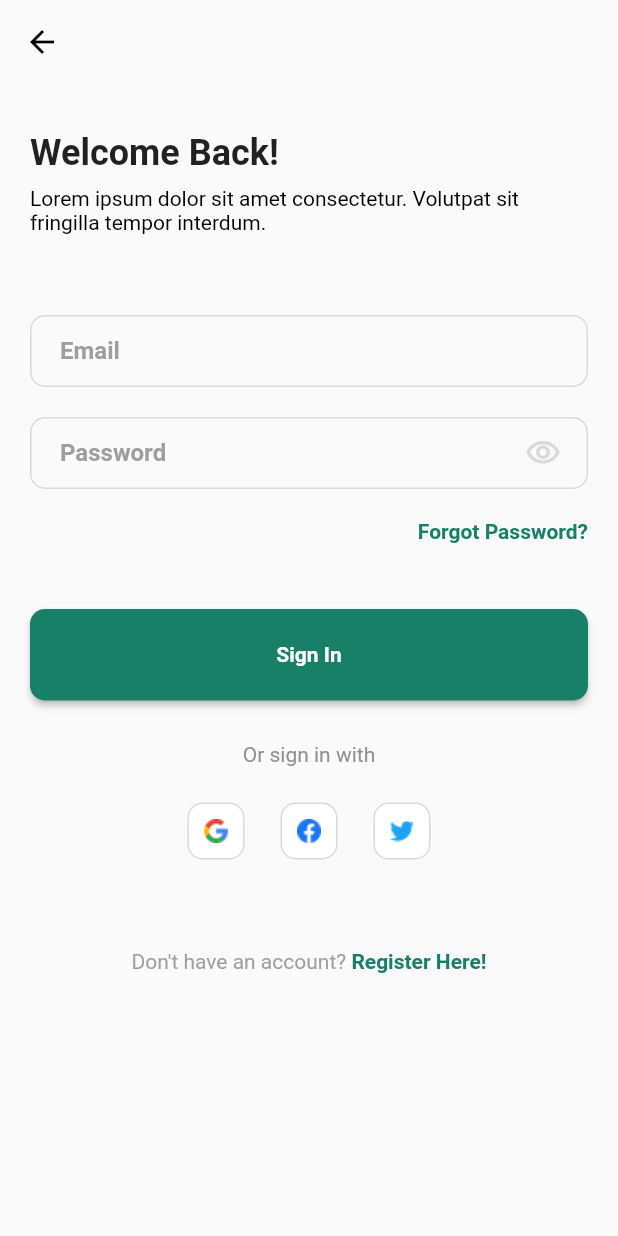
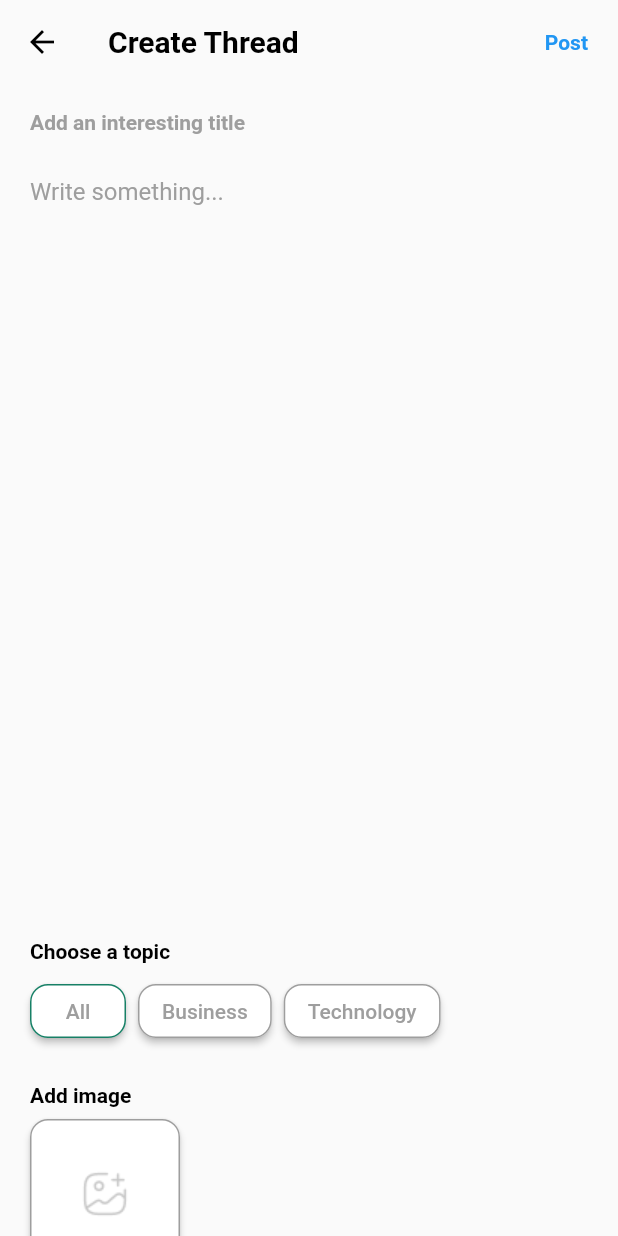
Before and after one commit to ChaRum-Capstone-Project-Batch-3/Mobile, a Flutter app: the screen it shows after launch, on a phone screen of 412 x 824 dp. Run offline on Flutter 3.47's test engine with Material 2 defaults, Android fonts, the light colour scheme and no system bars; our stand-ins replace multi_select_flutter.

Commit message:
feat: add create thread flow screen

```diff
--- /dev/null
+++ b/lib/create_thread_screen.dart
@@ -0,0 +1,281 @@
+import 'package:fgd_flutter/thread_label_modal.dart';
+import 'package:flutter/material.dart';
+import 'package:multi_select_flutter/multi_select_flutter.dart';
+
+class Topic {
+  Topic({
+    required this.id,
+    required this.name,
+  });
+
+  final int id;
+  final String name;
+}
+
+class CreateThread extends StatefulWidget {
+  const CreateThread({super.key});
+
+  @override
+  State<CreateThread> createState() => _CreateThreadState();
+}
+
+class _CreateThreadState extends State<CreateThread> {
+  static List<Topic> _topics = [
+    Topic(id: 1, name: "Business"),
+    Topic(id: 2, name: "Technology"),
+    Topic(id: 3, name: "Games"),
+    Topic(id: 4, name: "Education"),
+    Topic(id: 5, name: "Movie"),
+    Topic(id: 6, name: "Travel"),
+    Topic(id: 7, name: "Music"),
+    Topic(id: 8, name: "Horror"),
+    Topic(id: 9, name: "Fashion"),
+    Topic(id: 10, name: "Animal"),
+    Topic(id: 11, name: "Art"),
+    Topic(id: 12, name: "Food"),
+  ];
+  final _items = _topics
+      .map((topic) => MultiSelectItem<Topic>(topic, topic.name))
+      .toList();
+  List<Topic> _selectedTopics = [];
+  final _multiSelectKey = GlobalKey<FormFieldState>();
+
+  @override
+  void initState() {
+    _selectedTopics = _topics;
+    super.initState();
+  }
+
+  bool _hasBeenPressed = false;
+
+  @override
+  Widget build(BuildContext context) {
+    return Scaffold(
+      appBar: AppBar(
+        leading: const Icon(
+          Icons.arrow_back,
+          color: Colors.black,
+        ),
+        title: const Text(
+          'Create Thread',
+          style: TextStyle(
+            color: Colors.black,
+            fontWeight: FontWeight.bold,
+          ),
+        ),
+        actions: [
+          InkWell(
+            hoverColor: Colors.transparent,
+            focusColor: Colors.transparent,
+            highlightColor: Colors.transparent,
+            // splashColor: Colors.transparent,
+            onTap: () {},
+            child: const Padding(
+              padding: EdgeInsets.only(right: 20, left: 20),
+              child: Align(
+                alignment: Alignment.center,
+                child: Text(
+                  'Post',
+                  style: TextStyle(
+                    color: Colors.blue,
+                    fontWeight: FontWeight.bold,
+                  ),
+                ),
+              ),
+            ),
+          )
+        ],
+        shadowColor: Colors.transparent,
+        backgroundColor: Colors.transparent,
+      ),
+      body: SingleChildScrollView(
+        child: Padding(
+          padding: const EdgeInsets.symmetric(horizontal: 20),
+          child: Form(
+            // key: _formKey,
+            autovalidateMode: AutovalidateMode.onUserInteraction,
+            child: Column(
+              crossAxisAlignment: CrossAxisAlignment.start,
+              mainAxisAlignment: MainAxisAlignment.start,
+              children: [
+                Container(
+                  height: 40,
+                  child: const TextField(
+                    style: TextStyle(
+                      fontSize: 16,
+                      fontWeight: FontWeight.bold,
+                    ),
+                    decoration: InputDecoration(
+                      border: InputBorder.none,
+                      hintText: 'Add an interesting title',
+                      hintStyle: TextStyle(
+                        color: Colors.grey,
+                        fontSize: 14,
+                        fontWeight: FontWeight.bold,
+                      ),
+                    ),
+                    maxLines: null,
+                    keyboardType: TextInputType.multiline,
+                  ),
+                ),
+                const SizedBox(height: 8,),
+                Container(
+                  height: 474,
+                  child: const TextField(
+                    decoration: InputDecoration(
+                      border: InputBorder.none,
+                      hintText: 'Write something...',
+                      hintStyle: TextStyle(
+                        color: Colors.grey,
+                        fontSize: 16,
+                      ),
+                    ),
+                    maxLines: null,
+                    keyboardType: TextInputType.multiline,
+                  ),
+                ),
+                const SizedBox(height: 36,),
+                Container(
+                  padding: const EdgeInsets.only(top: 12),
+                  child: const Align(
+                    alignment: Alignment.topLeft,
+                    child: Text(
+                      'Choose a topic',
+                      style: TextStyle(
+                        color: Colors.black,
+                        fontSize: 14,
+                        fontWeight: FontWeight.bold,
+                      ),
+                      textAlign: TextAlign.start,
+                    ),
+                  ),
+                ),
+                const SizedBox(height: 8,),
+                // MultiSelectDialogField(
+                //   // chipDisplay:,
+                //   items: _topics.map((e) => MultiSelectItem(e, e.name)).toList(),
+                //   listType: MultiSelectListType.CHIP,
+                //   onConfirm: (values) {
+                //     // _selectedTopics = values;
+                //   },
+                // ),
+                Row(
+                  children: [
+                    ElevatedButton(
+                      child: Text(
+                        'All',
+                        style: TextStyle(
+                          color: _hasBeenPressed ? Colors.white : Colors.grey,
+                        ),
+                      ),
+                      style: ElevatedButton.styleFrom(
+                        side: BorderSide(
+                          color: const Color(0XFF178066),
+                          width: 1,
+                        ),
+                        backgroundColor: _hasBeenPressed ? const Color(0XFF178066) : Colors.white,
+                        shape: RoundedRectangleBorder(
+                          borderRadius: BorderRadius.circular(12.0),
+                        ),
+                      ),
+                      onPressed: () => {
+                        setState(() {
+                          _hasBeenPressed = !_hasBeenPressed;
+                        }),
+                        showModalBottomSheet(
+                          shape: const RoundedRectangleBorder(
+                            borderRadius: BorderRadius.vertical(
+                              top: Radius.circular(20),
+                            )
+                          ),
+                          context: context,
+                          builder: (context) {
+                            return const TopicBottomModal();
+                          },
+                        )
+                      },
+                    ),
+                    const SizedBox(width: 8,),
+                    ChipButton('Business',),
+                    ChipButton('Technology',),
+                  ],
+                ),
+                const SizedBox(height: 12,),
+                Container(
+                  padding: const EdgeInsets.only(top: 12),
+                  child: const Align(
+                    alignment: Alignment.topLeft,
+                    child: Text(
+                      'Add image',
+                      style: TextStyle(
+                        color: Colors.black,
+                        fontSize: 14,
+                        fontWeight: FontWeight.bold,
+                      ),
+                      textAlign: TextAlign.start,
+                    ),
+                  ),
+                ),
+                const SizedBox(height: 8,),
+                Container(
+                  height: 100,
+                  width: 100,
+                  child: ElevatedButton(
+                    style: ElevatedButton.styleFrom(
+                      primary: Colors.white,
+                      side: const BorderSide(
+                        color: Colors.grey,
+                        style: BorderStyle.solid,
+                        width: 1,
+                      ),
+                      shape: RoundedRectangleBorder(
+                        borderRadius: BorderRadius.circular(12.0),
+                      ),
+                    ),
+                    onPressed: () {},
+                    child: const Image(
+                      image: AssetImage('assets/Upload.png'),
+                    ),
+                  ),
+                ),
+                const SizedBox(height: 60,),
+
+              ],
+            ),
+          )
+        )
+      ),
+    );
+  }
+
+Row ChipButton(name) {
+    return Row(
+      children: [
+        ElevatedButton(
+          child: Text(
+            '$name',
+            style: TextStyle(
+              color: _hasBeenPressed ? Colors.white : Colors.grey,
+            ),
+          ),
+          style: ElevatedButton.styleFrom(
+            side: BorderSide(
+              color: _hasBeenPressed ? const Color(0XFF178066) : Colors.grey,
+              width: 1,
+            ),
+            backgroundColor: _hasBeenPressed ? const Color(0XFF178066) : Colors.white,
+            shape: RoundedRectangleBorder(
+              borderRadius: BorderRadius.circular(12.0),
+            ),
+          ),
+          onPressed: () => {
+            setState(() {
+              _hasBeenPressed = !_hasBeenPressed;
+            })
+          },
+        ),
+        const SizedBox(width: 8,),
+      ],
+    );
+  }
+}
--- a/lib/main.dart
+++ b/lib/main.dart
@@ -1,3 +1,4 @@
+import 'package:fgd_flutter/create_thread_screen.dart';
 import 'package:fgd_flutter/login_screen.dart';
 import 'package:flutter/material.dart';
 
@@ -13,7 +14,7 @@ class MyApp extends StatelessWidget {
   Widget build(BuildContext context) {
     return MaterialApp(
       title: 'Flutter Demo',
-      home: const LoginScreen(),
+      home: const CreateThread(),
     );
   }
 }
--- a/pubspec.yaml
+++ b/pubspec.yaml
@@ -36,6 +36,7 @@ dependencies:
   # The following adds the Cupertino Icons font to your application.
   # Use with the CupertinoIcons class for iOS style icons.
   cupertino_icons: ^1.0.2
+  multi_select_flutter: ^4.1.3
 
 dev_dependencies:
   flutter_test:
```
Also changed, not shown: lib/thread_label_modal.dart (added, +136 -0 lines), assets/Upload.png (added), pubspec.lock.
